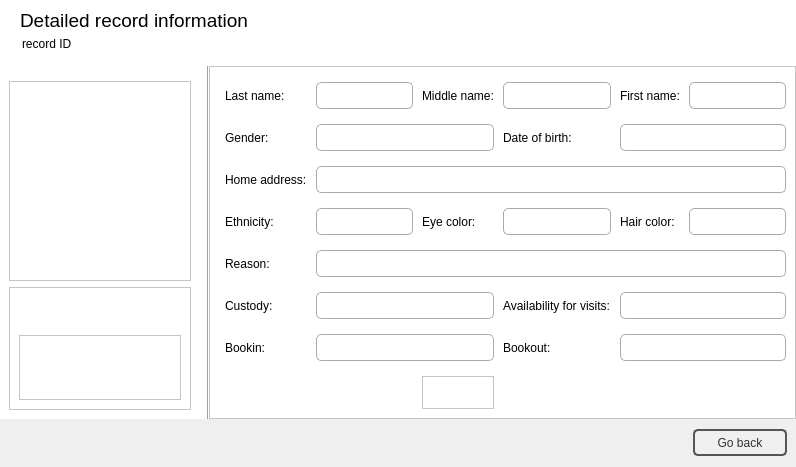
Old version of the form inmateinfowindow.ui in the repository NCNM/PMS_01.
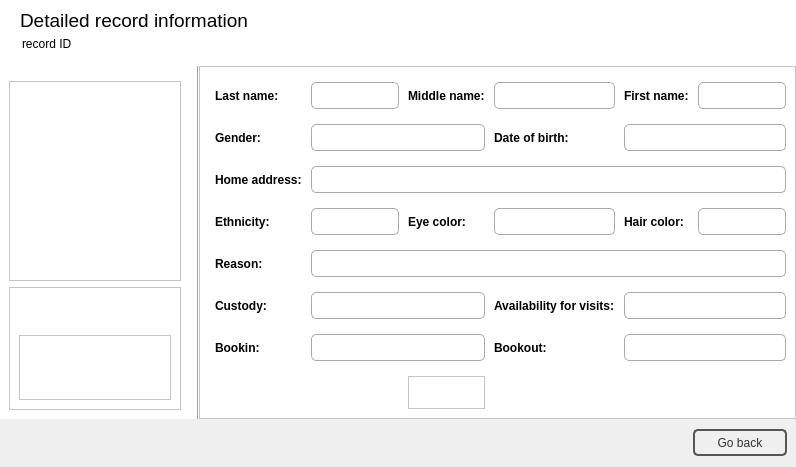
New version of the form. Icons and pictures are not drawn.

Diff of the .ui file:
```diff
--- a/inmateinfowindow.ui
+++ b/inmateinfowindow.ui
@@ -316,6 +316,12 @@
          </property>
          <item row="0" column="0">
           <widget class="QLabel" name="label_3">
+           <property name="font">
+            <font>
+             <weight>75</weight>
+             <bold>true</bold>
+            </font>
+           </property>
            <property name="text">
             <string>Last name:</string>
            </property>
@@ -359,6 +365,12 @@
          </item>
          <item row="0" column="2">
           <widget class="QLabel" name="label_14">
+           <property name="font">
+            <font>
+             <weight>75</weight>
+             <bold>true</bold>
+            </font>
+           </property>
            <property name="text">
             <string>Middle name:</string>
            </property>
@@ -402,6 +414,12 @@
          </item>
          <item row="0" column="4">
           <widget class="QLabel" name="label_4">
+           <property name="font">
+            <font>
+             <weight>75</weight>
+             <bold>true</bold>
+            </font>
+           </property>
            <property name="text">
             <string>First name:</string>
            </property>
@@ -445,6 +463,12 @@
          </item>
          <item row="1" column="0">
           <widget class="QLabel" name="label_6">
+           <property name="font">
+            <font>
+             <weight>75</weight>
+             <bold>true</bold>
+            </font>
+           </property>
            <property name="text">
             <string>Gender:</string>
            </property>
@@ -488,6 +512,12 @@
          </item>
          <item row="1" column="3">
           <widget class="QLabel" name="label_5">
+           <property name="font">
+            <font>
+             <weight>75</weight>
+             <bold>true</bold>
+            </font>
+           </property>
            <property name="text">
             <string>Date of birth:</string>
            </property>
@@ -531,6 +561,12 @@
          </item>
          <item row="2" column="0">
           <widget class="QLabel" name="label_8">
+           <property name="font">
+            <font>
+             <weight>75</weight>
+             <bold>true</bold>
+            </font>
+           </property>
            <property name="text">
             <string>Home address:</string>
            </property>
@@ -574,6 +610,12 @@
          </item>
          <item row="3" column="0">
           <widget class="QLabel" name="label_7">
+           <property name="font">
+            <font>
+             <weight>75</weight>
+             <bold>true</bold>
+            </font>
+           </property>
            <property name="text">
             <string>Ethnicity:</string>
            </property>
@@ -617,6 +659,12 @@
          </item>
          <item row="3" column="2">
           <widget class="QLabel" name="label_9">
+           <property name="font">
+            <font>
+             <weight>75</weight>
+             <bold>true</bold>
+            </font>
+           </property>
            <property name="text">
             <string>Eye color:</string>
            </property>
@@ -660,6 +708,12 @@
          </item>
          <item row="3" column="4">
           <widget class="QLabel" name="label_10">
+           <property name="font">
+            <font>
+             <weight>75</weight>
+             <bold>true</bold>
+            </font>
+           </property>
            <property name="text">
             <string>Hair color:</string>
            </property>
@@ -703,6 +757,12 @@
          </item>
          <item row="4" column="0">
           <widget class="QLabel" name="label_11">
+           <property name="font">
+            <font>
+             <weight>75</weight>
+             <bold>true</bold>
+            </font>
+           </property>
            <property name="text">
             <string>Reason:</string>
            </property>
@@ -746,6 +806,12 @@
          </item>
          <item row="5" column="0">
           <widget class="QLabel" name="label_12">
+           <property name="font">
+            <font>
+             <weight>75</weight>
+             <bold>true</bold>
+            </font>
+           </property>
            <property name="text">
             <string>Custody:</string>
            </property>
@@ -789,6 +855,12 @@
          </item>
          <item row="5" column="3">
           <widget class="QLabel" name="label_13">
+           <property name="font">
+            <font>
+             <weight>75</weight>
+             <bold>true</bold>
+            </font>
+           </property>
            <property name="text">
             <string>Availability for visits:</string>
            </property>
@@ -832,6 +904,12 @@
          </item>
          <item row="6" column="0">
           <widget class="QLabel" name="label_15">
+           <property name="font">
+            <font>
+             <weight>75</weight>
+             <bold>true</bold>
+            </font>
+           </property>
            <property name="text">
             <string>Bookin:</string>
            </property>
@@ -875,6 +953,12 @@
          </item>
          <item row="6" column="3">
           <widget class="QLabel" name="label_16">
+           <property name="font">
+            <font>
+             <weight>75</weight>
+             <bold>true</bold>
+            </font>
+           </property>
            <property name="text">
             <string>Bookout:</string>
            </property>
```
Left out of the diff: 6 changed lines with no effect on the pictures.
